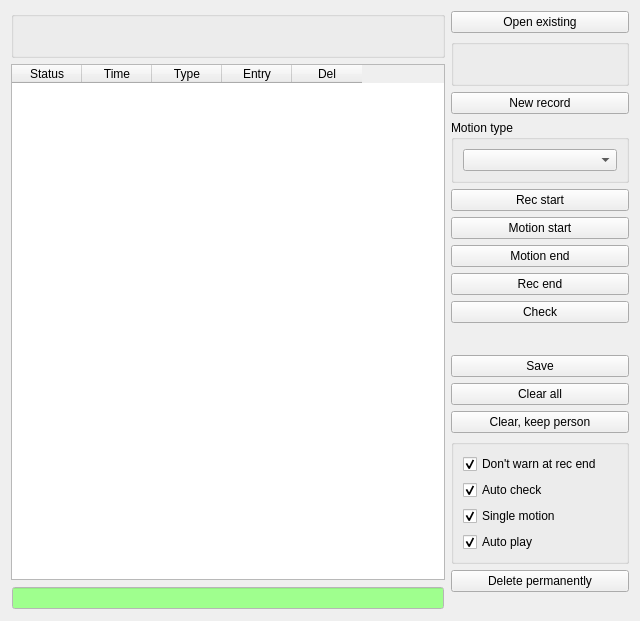
baharev/szte-wsn-code, file tinyos-2.x/trunk/support/cpp/TestShimmer/src/LogWidget.ui: the form before one commit.
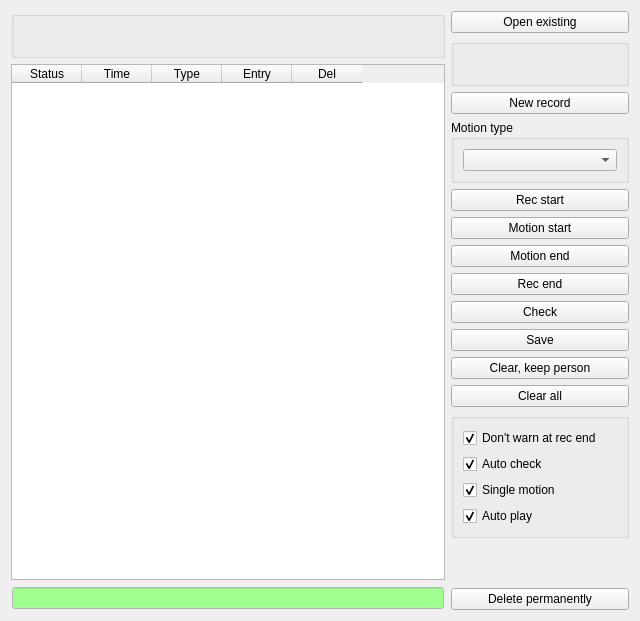
The form after the commit.

Commit message: calibrationWidget's delete button now deletes calibration data from database removed menubar

The edit to the form file:
```diff
--- a/tinyos-2.x/trunk/support/cpp/TestShimmer/src/LogWidget.ui
+++ b/tinyos-2.x/trunk/support/cpp/TestShimmer/src/LogWidget.ui
@@ -691,43 +691,6 @@
        </property>
       </widget>
      </item>
-     <item>
-      <layout class="QHBoxLayout" name="horizontalLayout_3">
-       <item>
-        <spacer name="horizontalSpacer">
-         <property name="orientation">
-          <enum>Qt::Horizontal</enum>
-         </property>
-         <property name="sizeHint" stdset="0">
-          <size>
-           <width>40</width>
-           <height>20</height>
-          </size>
-         </property>
-        </spacer>
-       </item>
-       <item>
-        <widget class="QLabel" name="label">
-         <property name="text">
-          <string/>
-         </property>
-        </widget>
-       </item>
-       <item>
-        <spacer name="horizontalSpacer_2">
-         <property name="orientation">
-          <enum>Qt::Horizontal</enum>
-         </property>
-         <property name="sizeHint" stdset="0">
-          <size>
-           <width>40</width>
-           <height>20</height>
-          </size>
-         </property>
-        </spacer>
-       </item>
-      </layout>
-     </item>
      <item>
       <widget class="QPushButton" name="saveButton">
        <property name="text">
@@ -735,13 +698,6 @@
        </property>
       </widget>
      </item>
-     <item>
-      <widget class="QPushButton" name="clearButton">
-       <property name="text">
-        <string>Clear all</string>
-       </property>
-      </widget>
-     </item>
      <item>
       <widget class="QPushButton" name="clearKeepPersonButton">
        <property name="text">
@@ -749,6 +705,13 @@
        </property>
       </widget>
      </item>
+     <item>
+      <widget class="QPushButton" name="clearButton">
+       <property name="text">
+        <string>Clear all</string>
+       </property>
+      </widget>
+     </item>
      <item>
       <widget class="QGroupBox" name="groupBox">
        <property name="title">
@@ -798,13 +761,6 @@
        </layout>
       </widget>
      </item>
-     <item>
-      <widget class="QPushButton" name="permaDeleteButton">
-       <property name="text">
-        <string>Delete permanently</string>
-       </property>
-      </widget>
-     </item>
      <item>
       <spacer name="verticalSpacer">
        <property name="orientation">
@@ -818,6 +774,13 @@
        </property>
       </spacer>
      </item>
+     <item>
+      <widget class="QPushButton" name="permaDeleteButton">
+       <property name="text">
+        <string>Delete permanently</string>
+       </property>
+      </widget>
+     </item>
     </layout>
    </item>
   </layout>
```
The commit also changes 5 other files.
